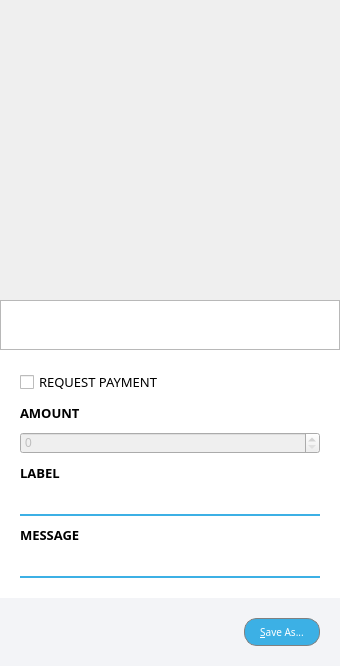
First picture: the form in src/qt/forms/qrcodedialog.ui, repository aurovine/AudioCoin, before the edit.
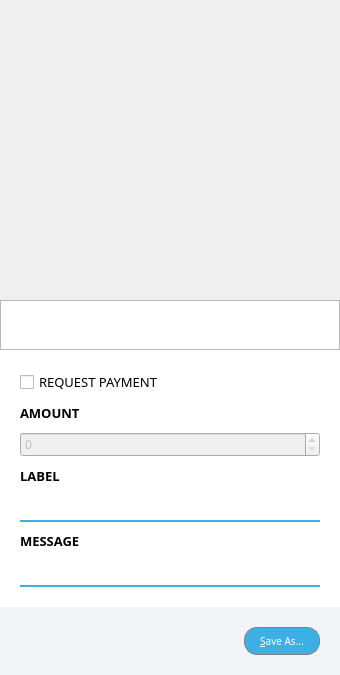
Second picture: the form after the edit. Icons and pictures are not drawn. Custom widgets are drawn as their Qt base class.

Commit message: changes used fonts and sets FaderDialog inheritance

Patch:
```diff
--- a/src/qt/forms/qrcodedialog.ui
+++ b/src/qt/forms/qrcodedialog.ui
@@ -249,6 +249,11 @@
             <height>0</height>
            </size>
           </property>
+          <property name="font">
+           <font>
+            <family>Open Sans</family>
+           </font>
+          </property>
          </widget>
         </item>
        </layout>
@@ -280,7 +285,13 @@
          </widget>
         </item>
         <item>
-         <widget class="QLineEdit" name="label"/>
+         <widget class="QLineEdit" name="label">
+          <property name="font">
+           <font>
+            <family>Open Sans</family>
+           </font>
+          </property>
+         </widget>
         </item>
        </layout>
       </item>
@@ -311,7 +322,13 @@
          </widget>
         </item>
         <item>
-         <widget class="QLineEdit" name="message"/>
+         <widget class="QLineEdit" name="message">
+          <property name="font">
+           <font>
+            <family>Open Sans</family>
+           </font>
+          </property>
+         </widget>
         </item>
        </layout>
       </item>
```
The commit also changes 27 other files.
